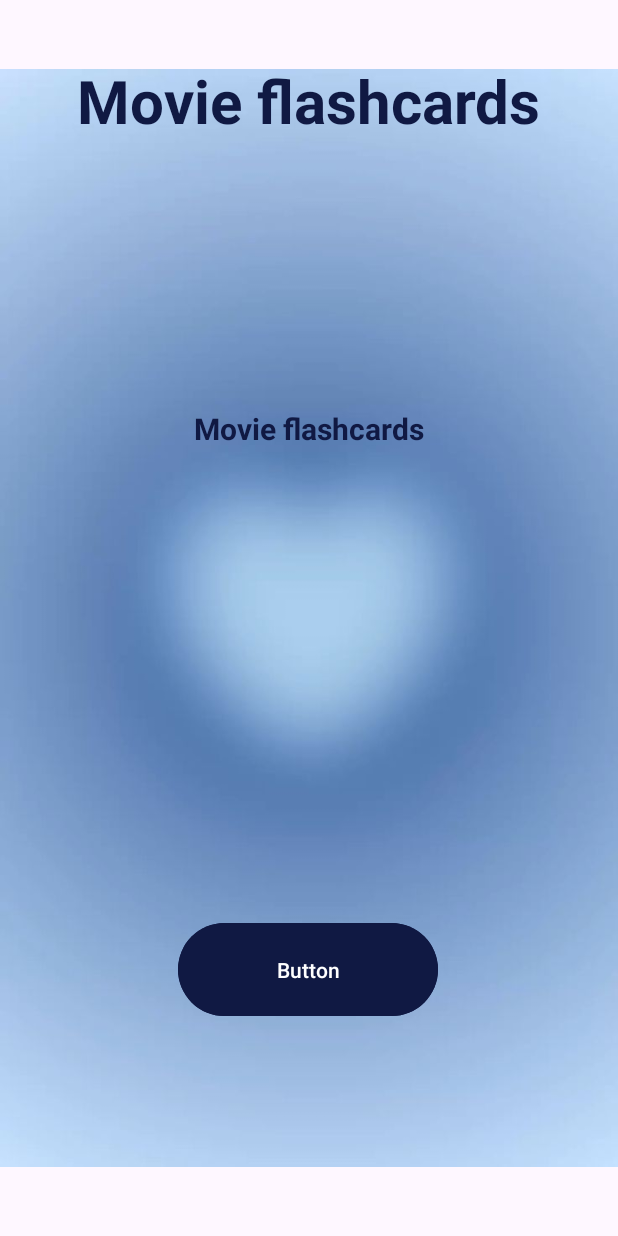
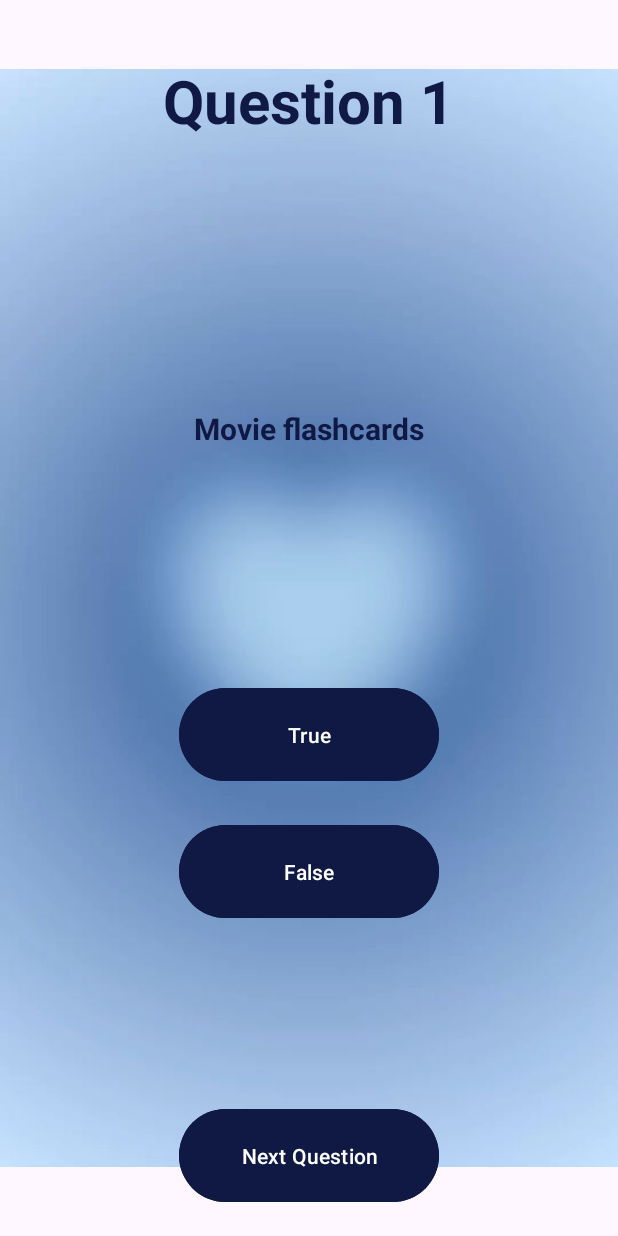
Before and after one commit to LivGish/IMAD_ICE_4, an Android app: the Question1 screen opened directly, with no data from a screen before it, on a phone screen of 412 x 824 dp. Run offline under Robolectric (Android 15) with nearby library versions, the phone set to English and light mode, and no system bars.

Commit message:
Code for MainActivity completed

```diff
--- a/app/src/main/java/com/example/ice4/MainActivity.kt
+++ b/app/src/main/java/com/example/ice4/MainActivity.kt
@@ -1,18 +1,44 @@
 package com.example.ice4
 
+import android.annotation.SuppressLint
+import android.content.Intent
 import android.os.Bundle
+import android.widget.Button
+import android.widget.TextView
 import androidx.activity.enableEdgeToEdge
 import androidx.appcompat.app.AppCompatActivity
 import androidx.core.view.ViewCompat
 import androidx.core.view.WindowInsetsCompat
 
 class MainActivity : AppCompatActivity() {
+    @SuppressLint("MissingInflatedId")
     override fun onCreate(savedInstanceState: Bundle?) {
         super.onCreate(savedInstanceState)
         enableEdgeToEdge()
         setContentView(R.layout.activity_main)
 
+        //declare variables to be used in the code
+        var txtDisplay = findViewById<TextView>(R.id.txtDisplay)
 
+        //declare variables to be used in the code
+        var btnStart = findViewById<Button>(R.id.btnStart)
+
+        //displays the text in green when the app is run
+        txtDisplay.text="""
+            Welcome to the Movie quiz app!
+            The quiz is made up of 5
+            true or false questions based on
+            well known movies.
+            Press the start button to start the quiz.
+        """.trimIndent()
+
+        //switches to the movie page when the button is clicked
+        btnStart.setOnClickListener{
+            val intent = Intent(this, Question1::class.java)
+
+            //start Question1, which will open a new screen
+            startActivity(intent)
+        }
 
     }
 }
--- a/app/src/main/java/com/example/ice4/Question1.kt
+++ b/app/src/main/java/com/example/ice4/Question1.kt
@@ -1,12 +1,16 @@
 package com.example.ice4
 
+import android.annotation.SuppressLint
 import android.os.Bundle
+import android.widget.Button
+import android.widget.TextView
 import androidx.activity.enableEdgeToEdge
 import androidx.appcompat.app.AppCompatActivity
 import androidx.core.view.ViewCompat
 import androidx.core.view.WindowInsetsCompat
 
 class Question1 : AppCompatActivity() {
+    @SuppressLint("MissingInflatedId")
     override fun onCreate(savedInstanceState: Bundle?) {
         super.onCreate(savedInstanceState)
         enableEdgeToEdge()
--- a/app/src/main/res/layout/activity_main.xml
+++ b/app/src/main/res/layout/activity_main.xml
@@ -53,7 +53,7 @@
         app:layout_constraintVertical_bias="0.038" />
 
     <Button
-        android:id="@+id/btnNext"
+        android:id="@+id/btnStart"
         android:layout_width="173dp"
         android:layout_height="70dp"
         android:backgroundTint="#101943"
--- a/app/src/main/res/layout/activity_question1.xml
+++ b/app/src/main/res/layout/activity_question1.xml
@@ -16,7 +16,7 @@
         app:layout_constraintHorizontal_bias="0.0"
         app:layout_constraintStart_toStartOf="parent"
         app:layout_constraintTop_toTopOf="parent"
-        app:layout_constraintVertical_bias="0.0"
+        app:layout_constraintVertical_bias="1.0"
         app:srcCompat="@drawable/wallpaper" />
 
     <TextView
@@ -40,7 +40,7 @@
         android:layout_width="374dp"
         android:layout_height="77dp"
         android:gravity="center"
-        android:text="Movie flashcards"
+        android:text="Question 1"
         android:textColor="#101943"
         android:textSize="40sp"
         android:textStyle="bold"
@@ -52,16 +52,39 @@
         app:layout_constraintVertical_bias="0.038" />
 
     <Button
-        android:id="@+id/btnCheck"
+        android:id="@+id/btnNext"
         android:layout_width="173dp"
         android:layout_height="70dp"
         android:backgroundTint="#101943"
-        android:text="Button"
+        android:text="Next Question"
         app:layout_constraintBottom_toBottomOf="parent"
         app:layout_constraintEnd_toEndOf="parent"
-        app:layout_constraintHorizontal_bias="0.498"
         app:layout_constraintStart_toStartOf="parent"
         app:layout_constraintTop_toTopOf="parent"
-        app:layout_constraintVertical_bias="0.811" />
+        app:layout_constraintVertical_bias="0.975" />
+
+    <Button
+        android:id="@+id/btnTrue"
+        android:layout_width="173dp"
+        android:layout_height="70dp"
+        android:backgroundTint="#101943"
+        android:text="True"
+        app:layout_constraintBottom_toBottomOf="parent"
+        app:layout_constraintEnd_toEndOf="parent"
+        app:layout_constraintStart_toStartOf="parent"
+        app:layout_constraintTop_toTopOf="parent"
+        app:layout_constraintVertical_bias="0.603" />
+
+    <Button
+        android:id="@+id/btnFalse"
+        android:layout_width="173dp"
+        android:layout_height="70dp"
+        android:backgroundTint="#101943"
+        android:text="False"
+        app:layout_constraintBottom_toBottomOf="parent"
+        app:layout_constraintEnd_toEndOf="parent"
+        app:layout_constraintStart_toStartOf="parent"
+        app:layout_constraintTop_toTopOf="parent"
+        app:layout_constraintVertical_bias="0.724" />
 
 </androidx.constraintlayout.widget.ConstraintLayout>
```
